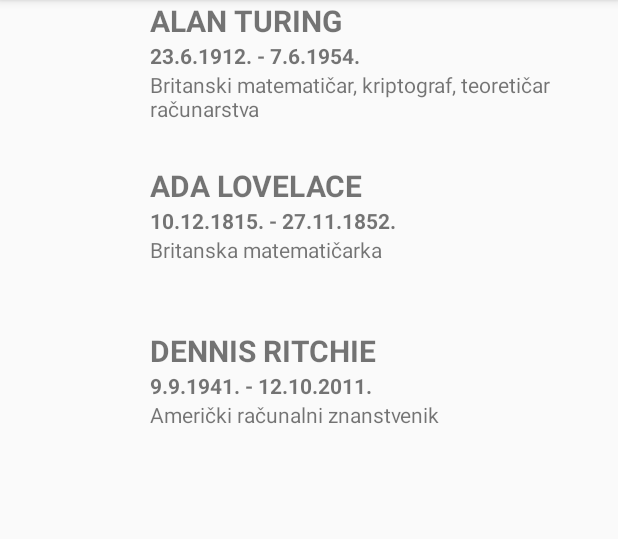
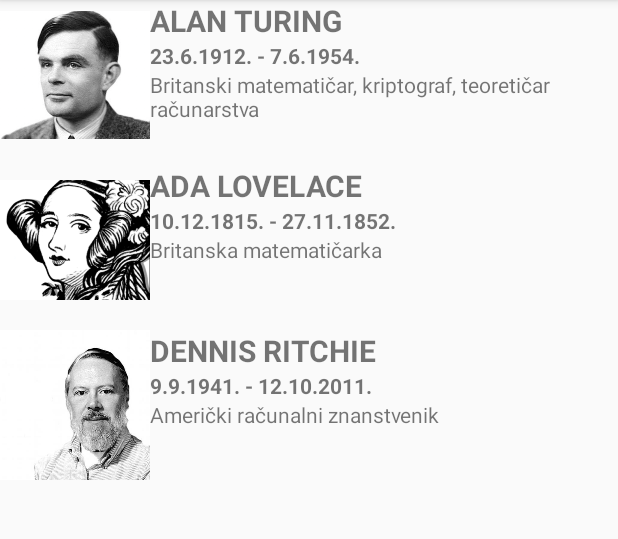
Before and after one commit to IvPris/Inspired, an Android app: the screen it shows after launch (MainActivity), on a phone screen of 412 x 824 dp, the part 84-623 px from its top. Run offline under Robolectric (Android 15) with nearby library versions, the phone set to English and light mode, and no system bars; our stand-ins replace ButterKnife.

Commit message:
Added photos

```diff
--- a/app/src/main/java/hr/ferit/ivana/inspired/InspiringPerson.java
+++ b/app/src/main/java/hr/ferit/ivana/inspired/InspiringPerson.java
@@ -1,4 +1,6 @@
 package hr.ferit.ivana.inspired;
+
+import android.graphics.Bitmap;
 
 import java.util.Date;
 
@@ -11,6 +13,7 @@ public class InspiringPerson {
     private String birth=null;
     private String death=null;
     private String about;
+    private int photo;
 
     public void setName(String n){
         name=n;
@@ -24,6 +27,9 @@ public class InspiringPerson {
     public void setAbout(String a){
         about=a;
     }
+    public void setPhoto(int p){
+        photo=p;
+    }
     public String getName(){
         return name;
     }
@@ -36,6 +42,9 @@ public class InspiringPerson {
     public String getAbout(){
         return about;
     }
+    public int getPhoto(){
+        return photo;
+    }
 
 
 }
--- a/app/src/main/java/hr/ferit/ivana/inspired/MainActivity.java
+++ b/app/src/main/java/hr/ferit/ivana/inspired/MainActivity.java
@@ -42,18 +42,21 @@ public class MainActivity extends Activity {
         Turing.setBirth("23.6.1912.");
         Turing.setDeath("7.6.1954.");
         Turing.setAbout("Britanski matematičar, kriptograf, teoretičar računarstva");
+        Turing.setPhoto(R.drawable.alanturing);
 
         InspiringPerson Lovelace = new InspiringPerson();
         Lovelace.setName("Ada Lovelace");
         Lovelace.setBirth("10.12.1815.");
         Lovelace.setDeath("27.11.1852.");
         Lovelace.setAbout("Britanska matematičarka");
+        Lovelace.setPhoto(R.drawable.adalovelace);
 
         InspiringPerson Ritchie = new InspiringPerson();
         Ritchie.setName("Dennis Ritchie");
         Ritchie.setBirth("9.9.1941.");
         Ritchie.setDeath("12.10.2011.");
         Ritchie.setAbout("Američki računalni znanstvenik");
+        Ritchie.setPhoto(R.drawable.dennisritchie);
 
         photo1.setOnClickListener(new View.OnClickListener() {
             @Override
@@ -103,27 +106,21 @@ public class MainActivity extends Activity {
 
     private void showData(InspiringPerson p1, InspiringPerson p2, InspiringPerson p3) {
         //Turing
-        name1 = findViewById(R.id.name1);
         name1.setText(p1.getName());
-        birth1 = findViewById(R.id.birth1);
         birth1.setText(p1.getBirthDisplay());
-        about1 = findViewById(R.id.about1);
         about1.setText(p1.getAbout());
+        photo1.setImageResource(p1.getPhoto());
 
         //Lovelace
-        name2 = findViewById(R.id.name2);
         name2.setText(p2.getName());
-        birth2 = findViewById(R.id.birth2);
         birth2.setText(p2.getBirthDisplay());
-        about2 = findViewById(R.id.about2);
         about2.setText(p2.getAbout());
+        photo2.setImageResource(p2.getPhoto());
 
         //Ritchie
-        name3 = findViewById(R.id.name3);
         name3.setText(p3.getName());
-        birth3 = findViewById(R.id.birth3);
         birth3.setText(p3.getBirthDisplay());
-        about3 = findViewById(R.id.about3);
         about3.setText(p3.getAbout());
+        photo3.setImageResource(p3.getPhoto());
     }
 }
```
Also changed, not shown: app/src/main/res/drawable/adalovelace.png (added), app/src/main/res/drawable/alanturing.jpg (added), app/src/main/res/drawable/dennisritchie.jpeg (added).
